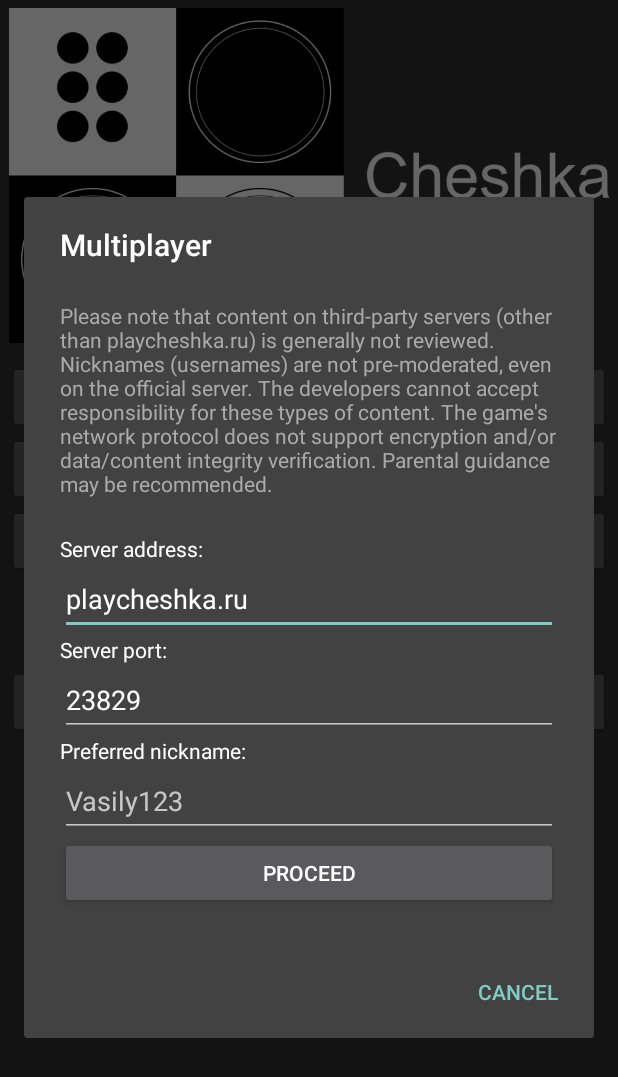
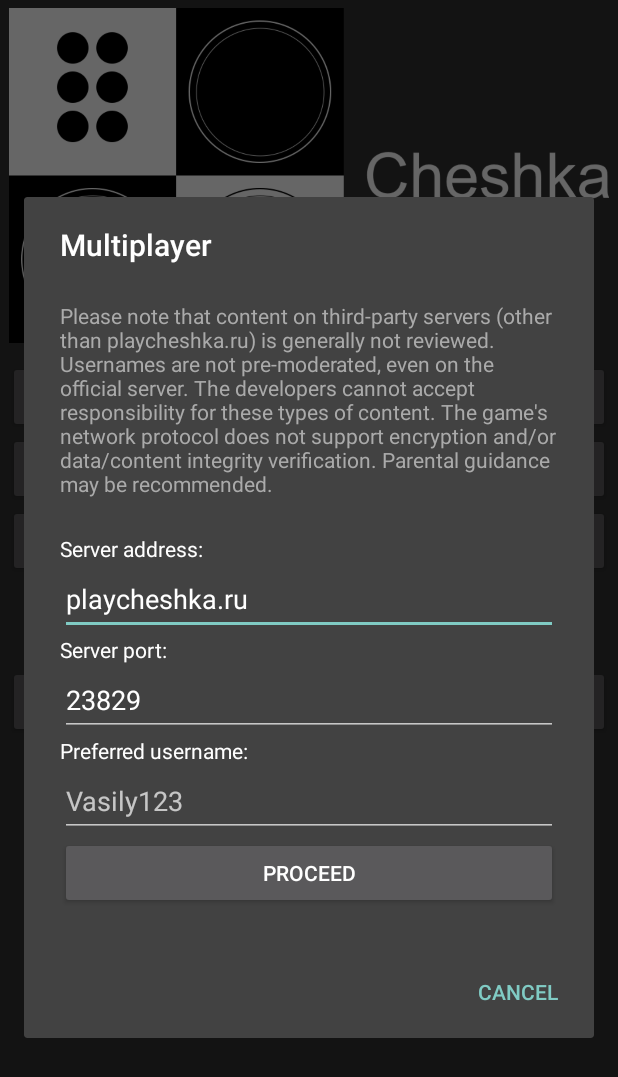
Before and after one commit to minecraft8997/Cheshka, an Android app: the screen it shows after launch (LauncherActivity), after a tap on "MULTIPLAYER", on a phone screen of 412 x 824 dp. Shown: the top 1077 px of the screen. Run offline under Robolectric (Android 15) with nearby library versions, the light colour scheme and no system bars; 2 statements that could not run were skipped.

Commit message:
More legal things

```diff
--- a/app/src/main/java/ru/deewend/cheshka/GamePreferences.java
+++ b/app/src/main/java/ru/deewend/cheshka/GamePreferences.java
@@ -82,10 +82,6 @@
 
     public int getServerPort() {
         return serverPort;
-    }
-
-    public boolean hasCredentials() {
-        return !clientId.equals(NULL_UUID_OBJ);
     }
 
     public String getUsername() {
--- a/app/src/main/res/values/strings.xml
+++ b/app/src/main/res/values/strings.xml
@@ -4,7 +4,7 @@
     <string name="server_address_example" translatable="false">playcheshka.ru</string>
     <string name="server_port_text">Server port:</string>
     <string name="server_port_example" translatable="false">23829</string>
-    <string name="username_text">Preferred nickname:</string>
+    <string name="username_text">Preferred username:</string>
     <string name="username_example" translatable="false">Vasily123</string>
     <string name="solve_captcha_text">The server asks to prove you are not a robot:</string>
     <string name="generate_another_captcha_text">Generate another challenge</string>
@@ -22,7 +22,7 @@
     <string name="bad_integer_text">Found a bad integer in one of the input fields, please try again</string>
     <string name="captcha_text">Captcha challenge</string>
     <string name="copyright_text">Version %s\n© deewend, 2025</string>
-    <string name="links_text"><a href="https://cheshka.deewend.ru/tutorial">Tutorial</a> · <a href="https://cheshka.deewend.ru">Website</a> · <a href="https://github.com/minecraft8997/Cheshka">GitHub repository</a></string>
+    <string name="links_text"><a href="https://cheshka.deewend.ru/tutorial">Tutorial</a> · <a href="https://cheshka.deewend.ru">Website</a> · <a href="https://cheshka.deewend.ru/privacy">Privacy policy</a> · <a href="https://github.com/minecraft8997/Cheshka">GitHub repository</a></string>
     <string name="captcha_hint_text">Captcha solution…</string>
     <string name="too_much_data_text">The server sends too much data. The connection was terminated</string>
     <string name="weird_ui_stuff_text">Too much UI data was freed at the moment of handling a network packet. The game is unable to handle updates</string>
@@ -111,5 +111,10 @@
     <string name="bad_configuration_text">Please uncheck this option in order to play \"Noticeably hard\" mode</string>
     <string name="empty_server_address_text">Please specify server address (for example, playcheshka.ru)</string>
     <string name="huawei_notification_text">This game build is designed for HUAWEI AppGallery. Only official game server (playcheshka.ru) is supported. In order to be able to connect to third-party servers, please obtain the game from another official source (more at <a href="https://cheshka.deewend.ru/">https://cheshka.deewend.ru/</a>).</string>
-    <string name="third_party_servers_warning_text">Please note that content on third-party servers (other than playcheshka.ru) is generally not reviewed. Nicknames (usernames) are not pre-moderated, even on the official server. The developers cannot accept responsibility for these types of content. The game\'s network protocol does not support encryption and/or data/content integrity verification. Parental guidance may be recommended.</string>
+    <string name="third_party_servers_warning_text">Please note that content on third-party servers (other than playcheshka.ru) is generally not reviewed. Usernames are not pre-moderated, even on the official server. The developers cannot accept responsibility for these types of content. The game\'s network protocol does not support encryption and/or data/content integrity verification. Parental guidance may be recommended.</string>
+    <string name="credentials_title_text">Last saved credentials</string>
+    <string name="credentials_text">The following text is copyable.\n\nServer address: %s\nServer port: %s\nUsername: %s\nUUID: %s</string>
+    <string name="delete_uuid_text">Delete UUID locally</string>
+    <string name="success_text">Success</string>
+    <string name="none_text">none</string>
 </resources>
```
Also changed, not shown: app/src/main/java/ru/deewend/cheshka/LauncherActivity.java (+44 -4 lines), app/src/main/res/layout/layout_credentials.xml (added, +13 -0 lines), 1 other file.
